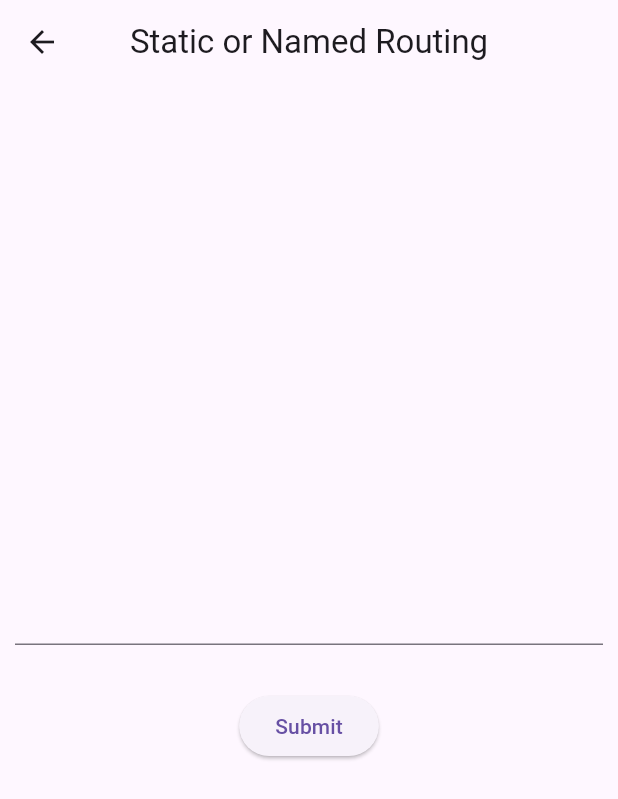
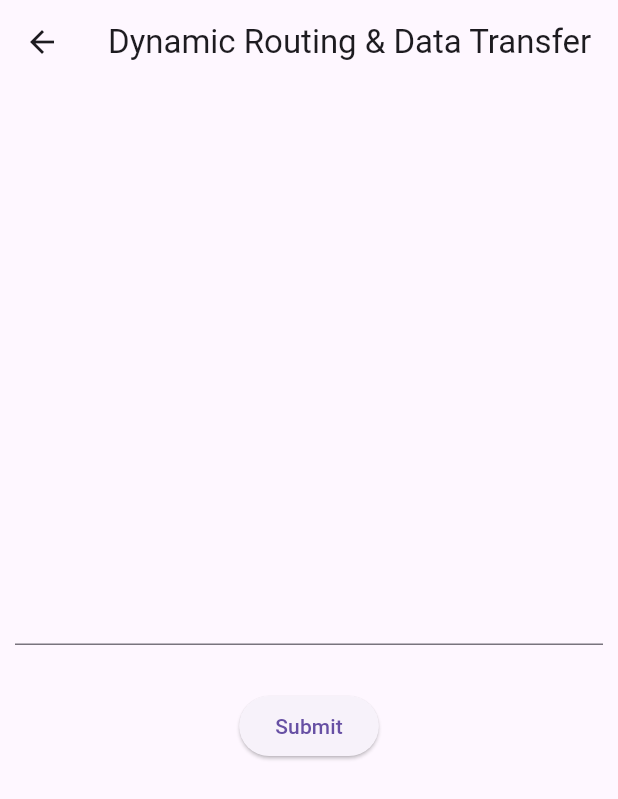
Before and after one commit to Rahullkumr/excelrflutter, a Flutter app: the NavigationAndRouting screen opened directly, on a phone screen of 412 x 824 dp. Shown: the top 799 px of the screen. Run offline on Flutter 3.47's test engine with Material 3 defaults, Android fonts, the phone set to English and light mode, and no system bars; our stand-ins replace rflutter_alert.

Commit message:
modify appBar text

```diff
--- a/lib/navigation_and_routing.dart
+++ b/lib/navigation_and_routing.dart
@@ -16,7 +16,7 @@ class _NavigationAndRoutingState extends State<NavigationAndRouting> {
   Widget build(BuildContext context) {
     return Scaffold(
       appBar: AppBar(
-        title: const Text("Static or Named Routing"),
+        title: const Text("Dynamic Routing & Data Transfer"),
         centerTitle: true,
       ),
       body: Column(
```
